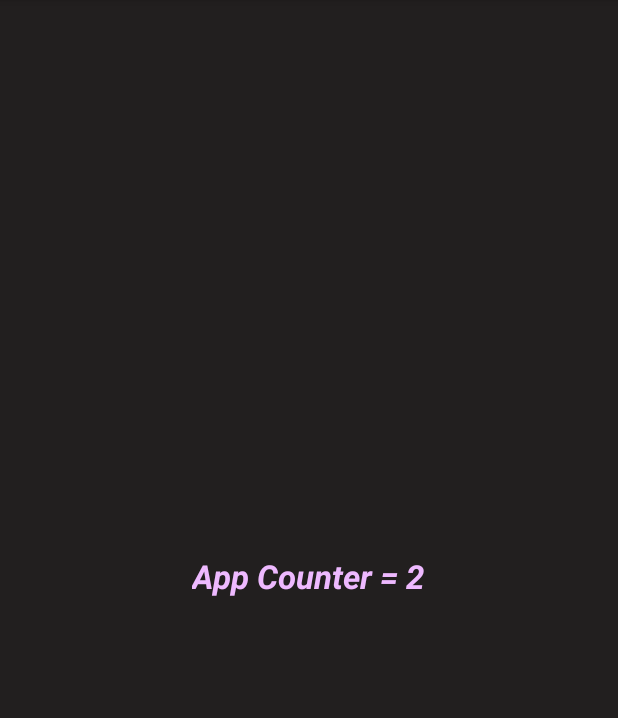
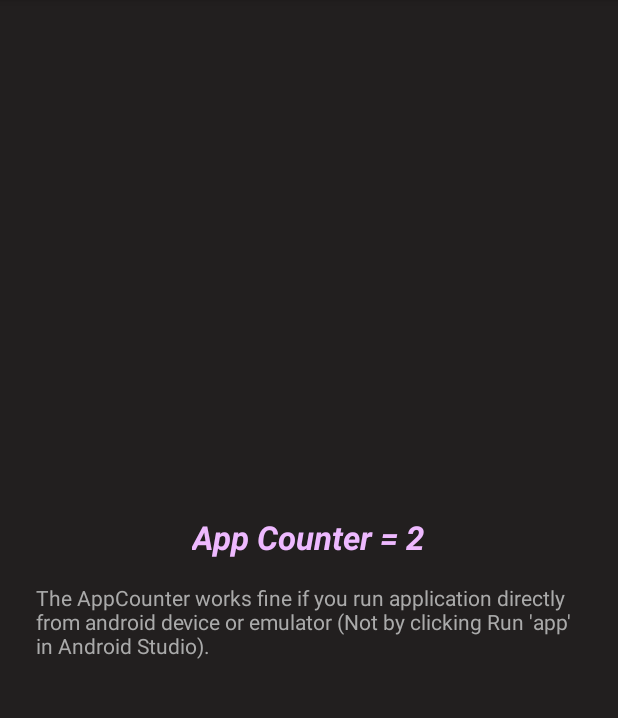
Before and after one commit to VahabAbbasi82/JokesInApp, an Android app: the CounterFragment screen opened directly, with no data from a screen before it, on a phone screen of 412 x 824 dp, the part 84-802 px from its top. Run offline under Robolectric (Android 15) with nearby library versions, the phone set to English and light mode, and no system bars; our stand-ins replace Dagger/Hilt's generated code, navigation-ui.

Commit message:
commit: add comment for splash screen

```diff
--- a/app/src/main/res/layout/fragment_counter.xml
+++ b/app/src/main/res/layout/fragment_counter.xml
@@ -4,7 +4,7 @@
     xmlns:tools="http://schemas.android.com/tools"
     android:orientation="vertical"
     android:gravity="center_horizontal|center_vertical"
-    android:padding="32dp"
+    android:padding="24dp"
     android:layout_width="match_parent"
     android:layout_height="match_parent"
     android:background="@color/primary"
@@ -13,19 +13,26 @@
     <LinearLayout
         android:layout_width="match_parent"
         android:orientation="vertical"
-        android:padding="16dp"
         android:gravity="center_horizontal|center_vertical"
         android:layout_height="match_parent">
 
         <TextView
             android:id="@+id/tvCounter"
             android:text="@string/app_name"
+            android:layout_margin="16dp"
             android:textColor="@color/teal_200"
             android:textAppearance="?android:attr/textAppearanceLarge"
             android:textStyle="bold|italic"
             android:layout_width="wrap_content"
             android:layout_height="wrap_content" />
 
+        <TextView
+            android:text="@string/splash_note"
+            android:textColor="@color/gray"
+            android:textAppearance="?android:attr/textAppearanceSmall"
+            android:layout_width="match_parent"
+            android:layout_height="wrap_content" />
+
     </LinearLayout>
 
 </androidx.coordinatorlayout.widget.CoordinatorLayout>
--- a/app/src/main/res/layout/item_joke.xml
+++ b/app/src/main/res/layout/item_joke.xml
@@ -39,7 +39,7 @@
                 android:layout_width="wrap_content"
                 android:layout_height="wrap_content"
                 android:textAppearance="@style/TextAppearance.AppCompat.Small"
-                android:textColor="@android:color/darker_gray"
+                android:textColor="@color/gray"
                 android:layout_margin="4dp"
                 tools:text="@string/app_name" />
 
--- a/app/src/main/res/values/colors.xml
+++ b/app/src/main/res/values/colors.xml
@@ -10,6 +10,7 @@
     <color name="teal_700">#8BC34A</color>
     <color name="black">#FF000000</color>
     <color name="white">#FFFFFFFF</color>
+    <color name="gray">#aaa</color>
     <color name="transparent">#00000000</color>
     <color name="reserve_color">#bb86fc</color>
     <color name="button_border">#ff7597</color>
--- a/app/src/main/res/values/strings.xml
+++ b/app/src/main/res/values/strings.xml
@@ -1,4 +1,5 @@
 <resources>
     <string name="app_name">Jokes</string>
     <string name="search_view">Search</string>
+    <string name="splash_note">The AppCounter works fine if you run application directly from android device or emulator (Not by clicking Run \'app\' in Android Studio).</string>
 </resources>
```
